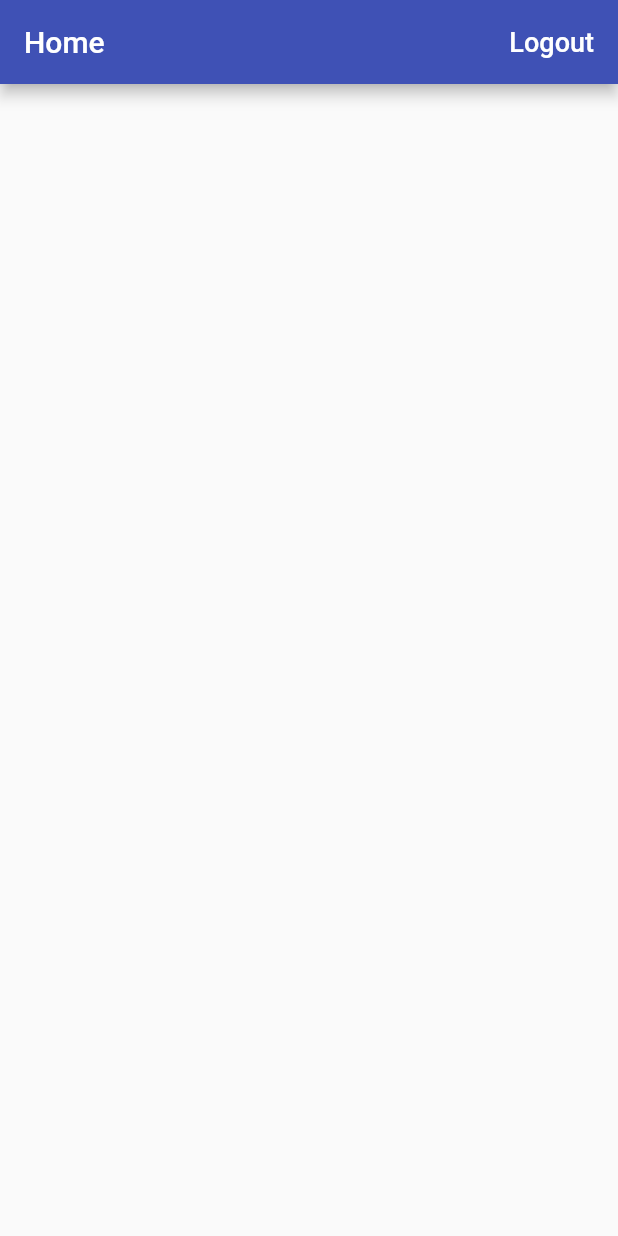
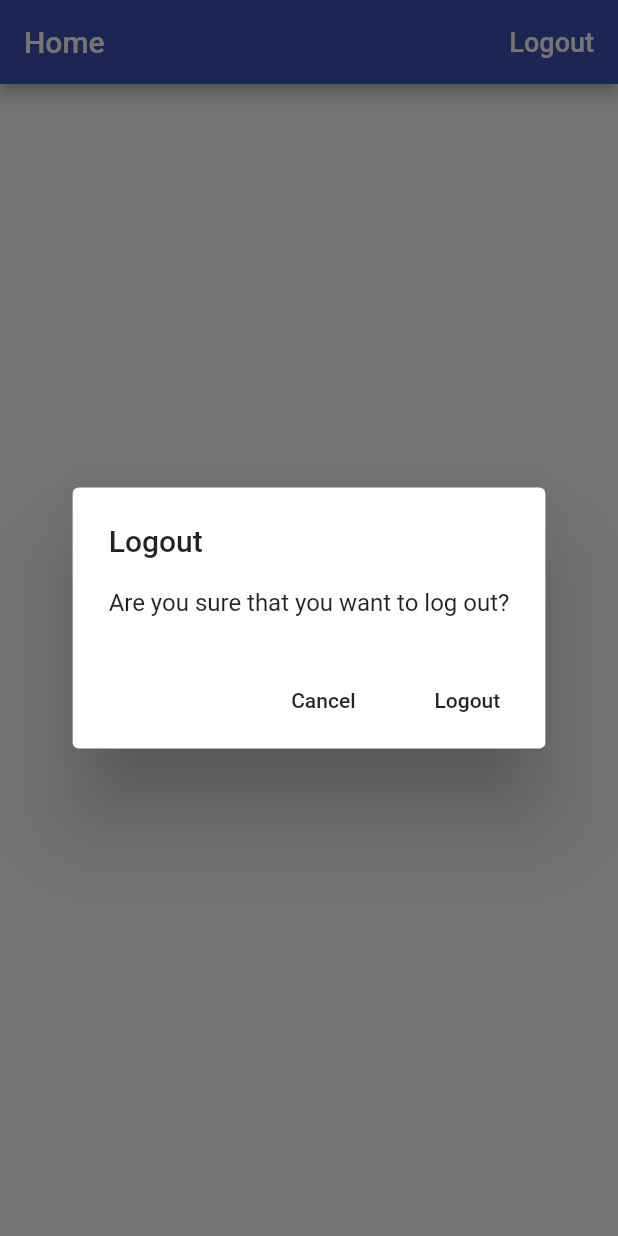
Before and after one commit to andreisas06/rentalapp, a Flutter app: the screen it shows once a user with an empty profile is signed in, after a tap on "Logout", on a phone screen of 412 x 824 dp. Run offline on Flutter 3.47's test engine with Material 2 defaults, Android fonts, the phone set to English and light mode, and no system bars; our stand-ins replace firebase_auth, firebase_core, google_sign_in; accounts and stored records are empty.

Commit message:
show alerts dialogue

```diff
--- a/lib/app/home_page.dart
+++ b/lib/app/home_page.dart
@@ -1,18 +1,27 @@
 import 'package:flutter/material.dart';
+import 'package:rental/common_widgets/show_alert_dialog.dart';
 import 'package:rental/services/auth.dart';
 
 class HomePage extends StatelessWidget {
-  const HomePage({Key key, @required this.auth})
-      : super(key: key);
+  const HomePage({Key key, @required this.auth}) : super(key: key);
   final AuthBase auth;
-
 
   Future<void> _signOut() async {
     try {
       await auth.signOut();
-
     } catch (e) {
       print(e.toString());
+    }
+  }
+
+  Future<void> _confirmsSignOut(BuildContext context) async {
+    final didRequestSignOut = await showAlertDialog(context,
+        title: 'Logout',
+        content: 'Are you sure that you want to log out?',
+        cancelActionText: 'Cancel',
+        defaultActionText: 'Logout');
+    if (didRequestSignOut == true) {
+      _signOut();
     }
   }
 
@@ -30,7 +39,7 @@ class HomePage extends StatelessWidget {
                 color: Colors.white,
               ),
             ),
-            onPressed: _signOut,
+            onPressed: () => _confirmsSignOut(context),
           ),
         ],
       ),
--- a/lib/app/sign_in/email_sign_in_form.dart
+++ b/lib/app/sign_in/email_sign_in_form.dart
@@ -1,6 +1,7 @@
 import 'package:flutter/material.dart';
 import 'package:rental/app/sign_in/validators.dart';
 import 'package:rental/common_widgets/form_submit_button.dart';
+import 'package:rental/common_widgets/show_alert_dialog.dart';
 import 'package:rental/services/auth.dart';
 
 enum EmailSignInFormType { signIn, register }
@@ -37,7 +38,10 @@ class _EmailSignInFormState extends State<EmailSignInForm> {
       }
       Navigator.of(context).pop();
     } catch (e) {
-      print(e.toString());
+      showAlertDialog(context,
+          title: 'Sign In failed!',
+          content: e.toString(),
+          defaultActionText: 'OK');
     } finally {
       setState(() {
         _isLoading = false;
--- /dev/null
+++ b/lib/common_widgets/show_alert_dialog.dart
@@ -0,0 +1,50 @@
+import 'dart:io';
+
+import 'package:flutter/material.dart';
+import 'package:flutter/cupertino.dart';
+
+Future<bool> showAlertDialog(BuildContext context,
+    {@required String title,
+    @required String content,
+    String cancelActionText,
+    @required String defaultActionText}) {
+  if (!Platform.isIOS) {
+    return showDialog(
+      context: context,
+      barrierDismissible: false,
+      builder: (context) => AlertDialog(
+        title: Text(title),
+        content: Text(content),
+        actions: <Widget>[
+          if (cancelActionText != null)
+            FlatButton(
+              child: Text(cancelActionText),
+              onPressed: () => Navigator.of(context).pop(false),
+            ),
+          FlatButton(
+            child: Text(defaultActionText),
+            onPressed: () => Navigator.of(context).pop(true),
+          ),
+        ],
+      ),
+    );
+  }
+  return showCupertinoDialog(
+    context: context,
+    builder: (context) => CupertinoAlertDialog(
+      title: Text(title),
+      content: Text(content),
+      actions: <Widget>[
+        if (cancelActionText != null)
+          CupertinoDialogAction(
+            child: Text(cancelActionText),
+            onPressed: () => Navigator.of(context).pop(false),
+          ),
+        CupertinoDialogAction(
+          child: Text(defaultActionText),
+          onPressed: () => Navigator.of(context).pop(true),
+        ),
+      ],
+    ),
+  );
+}
```
